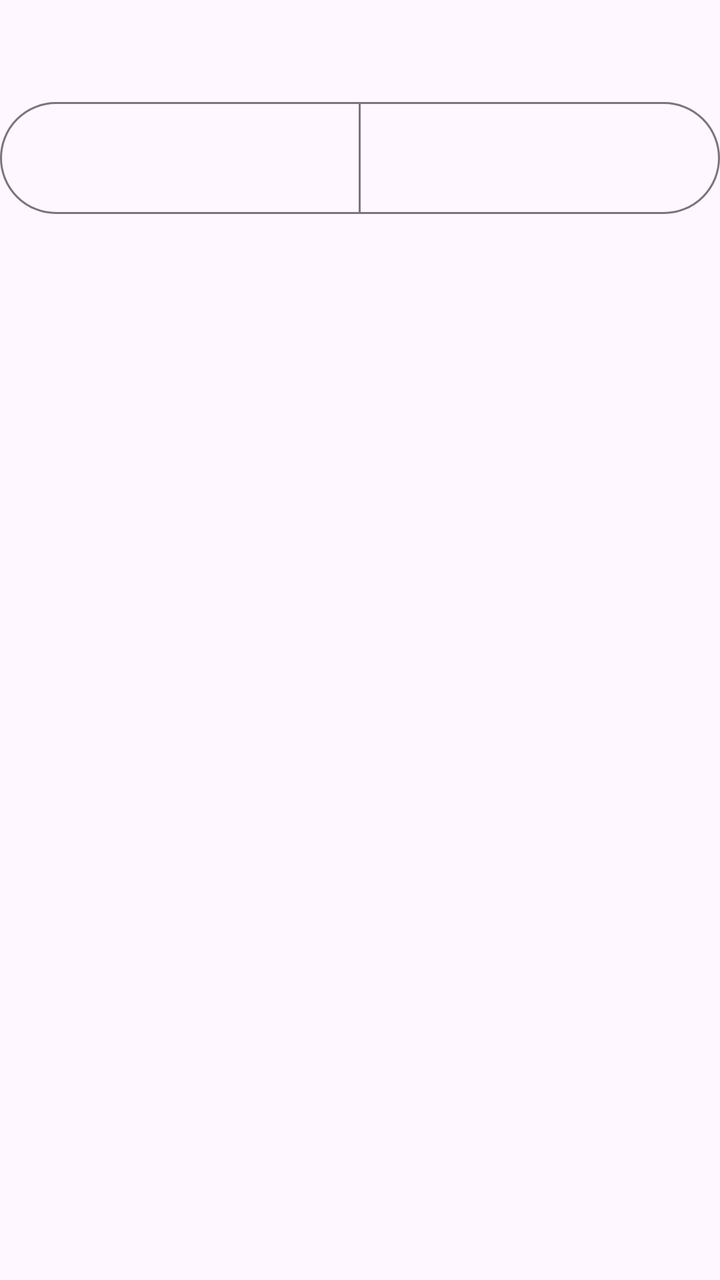
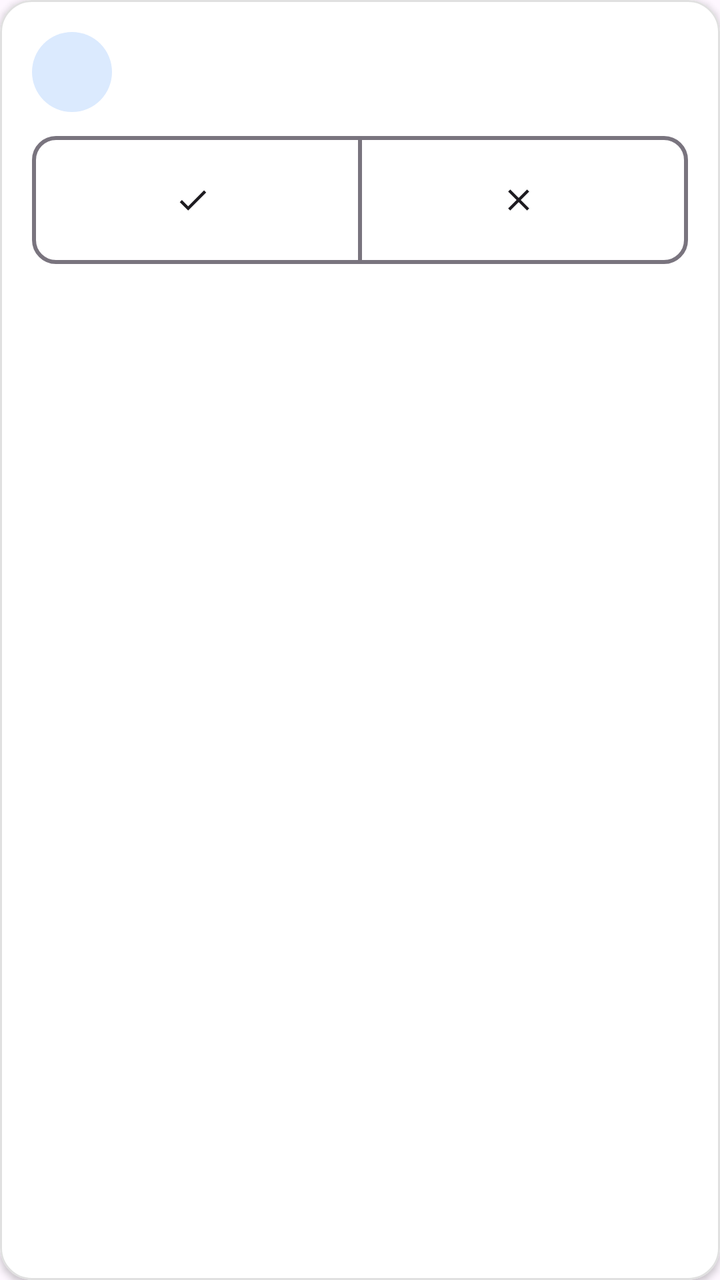

Compare the two renders of this Android layout. The source of the first and the diff that turns it into the second are given below.
<!-- AndroidManifest.xml: application theme Theme.TransportApp -->
<!-- res/layout/item_student_status.xml -->
<?xml version="1.0" encoding="utf-8"?>
<LinearLayout xmlns:android="http://schemas.android.com/apk/res/android"
    xmlns:app="http://schemas.android.com/apk/res-auto"
    android:layout_width="match_parent"
    android:layout_height="wrap_content"
    android:orientation="vertical"
    android:paddingVertical="12dp">

    <TextView
        android:id="@+id/studentNameTextView"
        android:layout_width="match_parent"
        android:layout_height="wrap_content"
        android:textColor="@color/text_primary"
        android:textSize="20sp"
        android:textStyle="bold" />

    <TextView
        android:id="@+id/studentDetailTextView"
        android:layout_width="match_parent"
        android:layout_height="wrap_content"
        android:textColor="@color/text_secondary"
        android:textSize="14sp"
        android:visibility="gone" />

    <com.google.android.material.button.MaterialButtonToggleGroup
        android:id="@+id/statusGroup"
        android:layout_width="match_parent"
        android:layout_height="wrap_content"
        android:layout_marginTop="8dp"
        app:selectionRequired="false"
        app:singleSelection="true">

        <com.google.android.material.button.MaterialButton
            android:id="@+id/doneButton"
            style="@style/Widget.Material3.Button.OutlinedButton"
            android:layout_width="0dp"
            android:layout_height="wrap_content"
            android:layout_weight="1"
            android:minHeight="64dp"
            android:textSize="18sp" />

        <com.google.android.material.button.MaterialButton
            android:id="@+id/notDoneButton"
            style="@style/Widget.Material3.Button.OutlinedButton"
            android:layout_width="0dp"
            android:layout_height="wrap_content"
            android:layout_weight="1"
            android:minHeight="64dp"
            android:textSize="18sp" />
    </com.google.android.material.button.MaterialButtonToggleGroup>
</LinearLayout>
<!-- resources referenced by this layout -->
<resources>
  <color name="text_primary">#212121</color>
  <color name="text_secondary">#616161</color>
  <style name="Theme.TransportApp" parent="Base.Theme.TransportApp" />
  <style name="Base.Theme.TransportApp" parent="Theme.Material3.DayNight.NoActionBar">
          
          <item name="colorPrimary">@color/green</item>
          <item name="colorOnPrimary">@color/white</item>
          <item name="colorSecondary">@color/accent_orange</item>
          <item name="colorOnSecondary">@color/white</item>
          
          <item name="materialCardViewStyle">@style/Widget.Material3.CardView.Elevated</item>
      </style>
  <color name="green">#1B6B1B</color>
  <color name="white">#FFFFFFFF</color>
  <color name="accent_orange">#B45309</color>
</resources>

<!-- the commit's change to res/layout/item_student_status.xml (unified diff, before → after) -->
@@ -1,51 +1,95 @@
 <?xml version="1.0" encoding="utf-8"?>
-<LinearLayout xmlns:android="http://schemas.android.com/apk/res/android"
+<com.google.android.material.card.MaterialCardView xmlns:android="http://schemas.android.com/apk/res/android"
     xmlns:app="http://schemas.android.com/apk/res-auto"
     android:layout_width="match_parent"
     android:layout_height="wrap_content"
-    android:orientation="vertical"
-    android:paddingVertical="12dp">
+    android:layout_marginVertical="6dp">
 
-    <TextView
-        android:id="@+id/studentNameTextView"
+    <LinearLayout
         android:layout_width="match_parent"
         android:layout_height="wrap_content"
-        android:textColor="@color/text_primary"
-        android:textSize="20sp"
-        android:textStyle="bold" />
+        android:orientation="vertical"
+        android:padding="@dimen/spacing_l">
 
-    <TextView
-        android:id="@+id/studentDetailTextView"
-        android:layout_width="match_parent"
-        android:layout_height="wrap_content"
-        android:textColor="@color/text_secondary"
-        android:textSize="14sp"
-        android:visibility="gone" />
+        <LinearLayout
+            android:layout_width="match_parent"
+            android:layout_height="wrap_content"
+            android:gravity="center_vertical"
+            android:orientation="horizontal">
 
-    <com.google.android.material.button.MaterialButtonToggleGroup
-        android:id="@+id/statusGroup"
-        android:layout_width="match_parent"
-        android:layout_height="wrap_content"
-        android:layout_marginTop="8dp"
-        app:selectionRequired="false"
-        app:singleSelection="true">
+            <ImageView
+                android:layout_width="40dp"
+                android:layout_height="40dp"
+                android:background="@drawable/bg_icon_circle"
+                android:backgroundTint="@color/theme_primary_container"
+                android:importantForAccessibility="no"
+                android:padding="8dp"
+                android:src="@drawable/ic_student"
+                app:tint="@color/theme_on_primary_container" />
 
-        <com.google.android.material.button.MaterialButton
-            android:id="@+id/doneButton"
-            style="@style/Widget.Material3.Button.OutlinedButton"
-            android:layout_width="0dp"
+            <LinearLayout
+                android:layout_width="0dp"
+                android:layout_height="wrap_content"
+                android:layout_marginStart="@dimen/spacing_m"
+                android:layout_weight="1"
+                android:orientation="vertical">
+
+                <TextView
+                    android:id="@+id/studentNameTextView"
+                    android:layout_width="match_parent"
+                    android:layout_height="wrap_content"
+                    android:textColor="@color/text_primary"
+                    android:textSize="20sp"
+                    android:textStyle="bold" />
+
+                <TextView
+                    android:id="@+id/studentDetailTextView"
+                    android:layout_width="match_parent"
+                    android:layout_height="wrap_content"
+                    android:textAppearance="@style/TextAppearance.Transport.Subtitle"
+                    android:visibility="gone" />
+            </LinearLayout>
+        </LinearLayout>
+
+        <com.google.android.material.button.MaterialButtonToggleGroup
+            android:id="@+id/statusGroup"
+            android:layout_width="match_parent"
             android:layout_height="wrap_content"
-            android:layout_weight="1"
-            android:minHeight="64dp"
-            android:textSize="18sp" />
+            android:layout_marginTop="@dimen/spacing_m"
+            app:selectionRequired="false"
+            app:singleSelection="true">
 
-        <com.google.android.material.button.MaterialButton
-            android:id="@+id/notDoneButton"
-            style="@style/Widget.Material3.Button.OutlinedButton"
-            android:layout_width="0dp"
-            android:layout_height="wrap_content"
-            android:layout_weight="1"
-            android:minHeight="64dp"
-            android:textSize="18sp" />
-    </com.google.android.material.button.MaterialButtonToggleGroup>
-</LinearLayout>
+            <com.google.android.material.button.MaterialButton
+                android:id="@+id/doneButton"
+                style="@style/Widget.Material3.Button.OutlinedButton"
+                android:layout_width="0dp"
+                android:layout_height="wrap_content"
+                android:layout_weight="1"
+                android:insetTop="0dp"
+                android:insetBottom="0dp"
+                android:minHeight="64dp"
+                android:textSize="18sp"
+                android:textStyle="bold"
+                app:cornerRadius="@dimen/radius_m"
+                app:icon="@drawable/ic_check_24"
+                app:iconGravity="textStart"
+                app:strokeWidth="2dp" />
+
+            <com.google.android.material.button.MaterialButton
+                android:id="@+id/notDoneButton"
+                style="@style/Widget.Material3.Button.OutlinedButton"
+                android:layout_width="0dp"
+                android:layout_height="wrap_content"
+                android:layout_weight="1"
+                android:insetTop="0dp"
+                android:insetBottom="0dp"
+                android:minHeight="64dp"
+                android:textSize="18sp"
+                android:textStyle="bold"
+                app:cornerRadius="@dimen/radius_m"
+                app:icon="@drawable/ic_close_24"
+                app:iconGravity="textStart"
+                app:strokeWidth="2dp" />
+        </com.google.android.material.button.MaterialButtonToggleGroup>
+    </LinearLayout>
+</com.google.android.material.card.MaterialCardView>
<!-- resource entries referenced after the edit -->
@@ -1,19 +1,77 @@
 <!-- resources referenced by this layout -->
 <resources>
   <color name="text_primary">#212121</color>
+  <color name="theme_on_primary_container">#1E3A8A</color>
+  <color name="theme_primary_container">#DBEAFE</color>
+  <dimen name="radius_m">12dp</dimen>
+  <dimen name="spacing_l">16dp</dimen>
+  <dimen name="spacing_m">12dp</dimen>
+  <!-- drawable bg_icon_circle (drawable) -->
+  <?xml version="1.0" encoding="utf-8"?>
+  <shape xmlns:android="http://schemas.android.com/apk/res/android" android:shape="oval">
+      <solid android:color="#FFFFFFFF" />
+  </shape>
+  <!-- drawable ic_check_24 (drawable) -->
+  <?xml version="1.0" encoding="utf-8"?>
+  <vector xmlns:android="http://schemas.android.com/apk/res/android"
+      android:width="24dp"
+      android:height="24dp"
+      android:viewportWidth="24"
+      android:viewportHeight="24">
+      <path
+          android:fillColor="#FF000000"
+          android:pathData="M9,16.17L4.83,12l-1.42,1.41L9,19 21,7l-1.41,-1.41z" />
+  </vector>
+  <!-- drawable ic_close_24 (drawable) -->
+  <?xml version="1.0" encoding="utf-8"?>
+  <vector xmlns:android="http://schemas.android.com/apk/res/android"
+      android:width="24dp"
+      android:height="24dp"
+      android:viewportWidth="24"
+      android:viewportHeight="24">
+      <path
+          android:fillColor="#FF000000"
+          android:pathData="M19,6.41L17.59,5 12,10.59 6.41,5 5,6.41 10.59,12 5,17.59 6.41,19 12,13.41 17.59,19 19,17.59 13.41,12z" />
+  </vector>
+  <!-- drawable ic_student (drawable) -->
+  <?xml version="1.0" encoding="utf-8"?>
+  <vector android:height="24dp" android:viewportWidth="24" android:viewportHeight="24"
+      xmlns:android="http://schemas.android.com/apk/res/android">
+      <path android:fillColor="#FF000000" android:pathData="M12,3c1.66,0 3,1.34 3,3s-1.34,3 -3,3 -3,-1.34 -3,-3 1.34,-3 3,-3M6,7c1.1,0 2,0.9 2,2s-0.9,2 -2,2 -2,-0.9 -2,-2 0.9,-2 2,-2m6,14H4v-2c0,-2.21 3.58,-4 8,-4s8,1.79 8,4v2h-2v-2c0,-1.1 -2.69,-2 -6,-2s-6,0.9 -6,2v2m10,-6v2h2v-2h-2m-4-2c1.1,0 2,0.9 2,2s-0.9,2 -2,2 -2,-0.9 -2,-2 0.9,-2 2,-2z"/>
+  </vector>
+  <style name="TextAppearance.Transport.Subtitle" parent="TextAppearance.Material3.BodyMedium">
+          <item name="android:textSize">14sp</item>
+          <item name="android:textColor">@color/text_secondary</item>
+      </style>
   <color name="text_secondary">#616161</color>
   <style name="Theme.TransportApp" parent="Base.Theme.TransportApp" />
   <style name="Base.Theme.TransportApp" parent="Theme.Material3.DayNight.NoActionBar">
-          
-          <item name="colorPrimary">@color/green</item>
-          <item name="colorOnPrimary">@color/white</item>
+          <item name="colorPrimary">@color/theme_primary</item>
+          <item name="colorOnPrimary">@color/theme_on_primary</item>
+          <item name="colorPrimaryContainer">@color/theme_primary_container</item>
+          <item name="colorOnPrimaryContainer">@color/theme_on_primary_container</item>
           <item name="colorSecondary">@color/accent_orange</item>
           <item name="colorOnSecondary">@color/white</item>
+          <item name="colorSurfaceVariant">@color/surface_variant</item>
+          <item name="colorOutlineVariant">@color/outline_card</item>
           
-          <item name="materialCardViewStyle">@style/Widget.Material3.CardView.Elevated</item>
+          <item name="materialCardViewStyle">@style/Widget.Transport.Card</item>
       </style>
-  <color name="green">#1B6B1B</color>
+  <color name="theme_primary">#2563EB</color>
+  <color name="theme_on_primary">#FFFFFF</color>
   <color name="white">#FFFFFFFF</color>
+  <color name="surface_variant">#F1F3F4</color>
+  <color name="outline_card">#E0E0E0</color>
+  <style name="Widget.Transport.Card" parent="Widget.Material3.CardView.Elevated">
+          <item name="cardCornerRadius">@dimen/radius_l</item>
+          <item name="cardElevation">@dimen/card_elevation_default</item>
+          <item name="strokeColor">@color/outline_card</item>
+          <item name="strokeWidth">1dp</item>
+          <item name="cardBackgroundColor">@color/surface</item>
+      </style>
+  <dimen name="radius_l">16dp</dimen>
+  <dimen name="card_elevation_default">2dp</dimen>
+  <color name="surface">#FFFFFF</color>
   <color name="accent_orange">#B45309</color>
 </resources>
 
